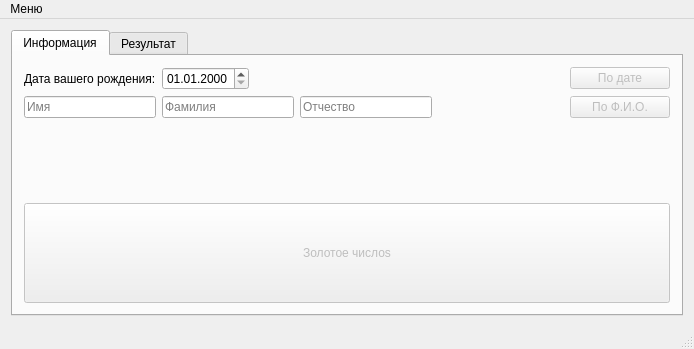
This is Hachmei.ui in RussianBruteForce/Hachmei as Qt 5 draws it before an edit. The edited form follows.
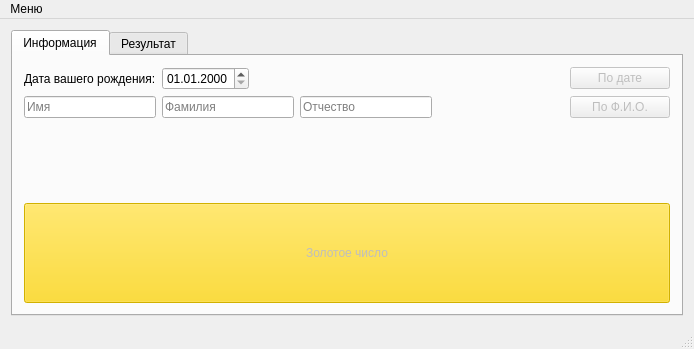
This is the edited form. The open tabs and pages were chosen to show the change. Icons and pictures are not drawn.

```diff
--- a/Hachmei.ui
+++ b/Hachmei.ui
@@ -175,8 +175,11 @@
             <height>100</height>
            </size>
           </property>
+          <property name="styleSheet">
+           <string notr="true">background-color: rgb(255, 215, 0);</string>
+          </property>
           <property name="text">
-           <string>Золотое числоs</string>
+           <string>Золотое число</string>
           </property>
           <property name="flat">
            <bool>false</bool>
```
Left out of the diff: 8 changed lines with no effect on the pictures.
